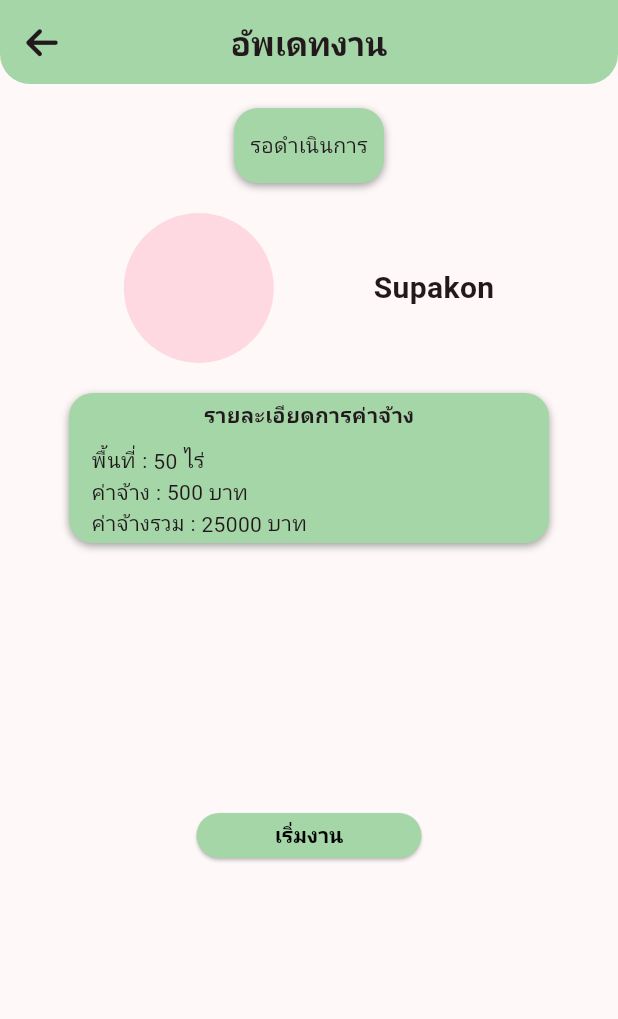
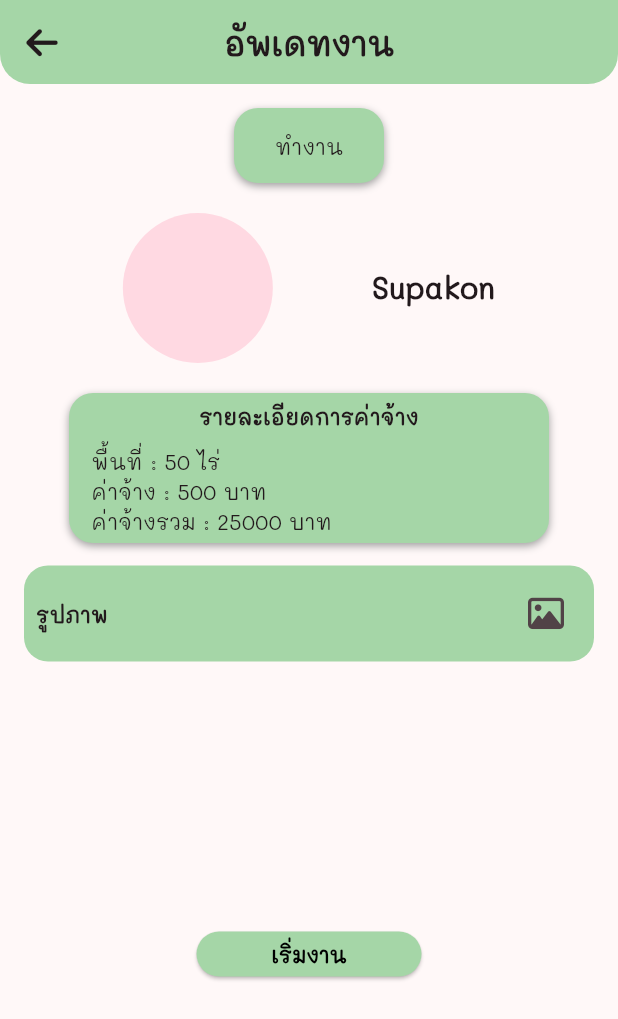
Before and after one commit to supakorn5/Tractor4u_frontend, a Flutter app: the Status_working screen opened directly, after a tap on an icon or button, on a phone screen of 412 x 824 dp. Shown: the top 1019 px of the screen. Run offline on Flutter 3.47's test engine with Material 3 defaults, Android fonts, the phone set to English and light mode, and no system bars; our stand-ins replace font_awesome_flutter, image_picker.

Commit message:
status_update_working

```diff
--- /dev/null
+++ b/tracktor4u/lib/Page/Owner/status/Status_update_working.dart
@@ -0,0 +1,294 @@
+import 'dart:io';
+
+import 'package:flutter/material.dart';
+import 'package:image_picker/image_picker.dart';
+import 'package:font_awesome_flutter/font_awesome_flutter.dart';
+import 'package:myproject/Page/Owner/status/Status_working.dart';
+
+class StatusUpdateWorking extends StatefulWidget {
+  late String name;
+  StatusUpdateWorking({Key? key, required this.name}) : super(key: key);
+
+  @override
+  State<StatusUpdateWorking> createState() => _StatusUpdateWorkingState();
+}
+
+class _StatusUpdateWorkingState extends State<StatusUpdateWorking> {
+  final ImagePicker _picker = ImagePicker();
+  List<XFile> imgList = [];
+
+  void selectImage() async {
+    final List<XFile>? selectedImages = await _picker.pickMultiImage();
+    if (selectedImages!.isNotEmpty) {
+      imgList.addAll(selectedImages);
+    }
+
+    setState(() {});
+  }
+
+  @override
+  Widget build(BuildContext context) {
+    return Scaffold(
+      appBar: AppBar(
+        leading: IconButton(
+          onPressed: () {
+            Navigator.of(context).pushReplacement(MaterialPageRoute(
+              builder: (context) => const Status_working(),
+            ));
+          },
+          icon: const Icon(
+              FontAwesomeIcons.arrowLeft), // Replace with your desired icon
+        ),
+        title: const Text(
+          "อัพเดทงาน",
+          style: TextStyle(fontFamily: "Mali", fontWeight: FontWeight.bold),
+        ),
+        centerTitle: true,
+        flexibleSpace: Container(
+          decoration: BoxDecoration(
+            borderRadius: const BorderRadius.only(
+              bottomLeft: Radius.circular(20),
+              bottomRight: Radius.circular(20),
+            ),
+            color: Colors.green.shade200, // Adjust the color as needed
+          ),
+        ),
+      ),
+      body: SingleChildScrollView(
+        child: SafeArea(
+          child: Center(
+            child: Padding(
+              padding: const EdgeInsets.all(16.0),
+              child: Column(
+                mainAxisAlignment: MainAxisAlignment.start,
+                children: [
+                  Row(
+                    mainAxisAlignment: MainAxisAlignment.center,
+                    children: [
+                      Container(
+                        width: 100,
+                        height: 50,
+                        decoration: BoxDecoration(
+                          borderRadius: BorderRadius.circular(16),
+                          boxShadow: const [
+                            BoxShadow(
+                              color: Colors.grey,
+                              offset: Offset(0, 2),
+                              blurRadius: 4,
+                            )
+                          ],
+                          color: Colors.green.shade200,
+                        ),
+                        child: const Flexible(
+                            child: Column(
+                          mainAxisAlignment: MainAxisAlignment.center,
+                          children: [
+                            Text(
+                              "ทำงาน",
+                              style: TextStyle(fontFamily: "Mali"),
+                            ),
+                          ],
+                        )),
+                      )
+                    ],
+                  ),
+                  const SizedBox(
+                    height: 20,
+                  ),
+                  Row(
+                    mainAxisAlignment: MainAxisAlignment.spaceEvenly,
+                    children: [
+                      const CircleAvatar(
+                        radius: 50,
+                      ),
+                      Text(
+                        widget.name,
+                        style: const TextStyle(
+                            fontFamily: "Mali",
+                            fontWeight: FontWeight.bold,
+                            fontSize: 20),
+                      )
+                    ],
+                  ),
+                  const SizedBox(
+                    height: 20,
+                  ),
+                  Row(
+                    mainAxisAlignment: MainAxisAlignment.center,
+                    children: [
+                      Container(
+                        width: 320,
+                        height: 100,
+                        decoration: BoxDecoration(
+                          color: Colors.green.shade200,
+                          borderRadius: BorderRadius.circular(16),
+                          boxShadow: const [
+                            BoxShadow(
+                              color: Colors.grey,
+                              offset: Offset(0, 2),
+                              blurRadius: 4,
+                            ),
+                          ],
+                        ),
+                        child: const Center(
+                          child: Column(
+                            children: [
+                              SizedBox(
+                                height: 5,
+                              ),
+                              Text(
+                                "รายละเอียดการค่าจ้าง",
+                                style: TextStyle(
+                                  fontFamily: "Mali",
+                                  fontWeight: FontWeight.bold,
+                                ),
+                              ),
+                              SizedBox(
+                                height: 10,
+                              ),
+                              Row(
+                                mainAxisAlignment: MainAxisAlignment.start,
+                                children: [
+                                  SizedBox(
+                                    width: 15,
+                                  ),
+                                  Text(
+                                    "พื้นที่ : ",
+                                    style: TextStyle(fontFamily: "Mali"),
+                                  ),
+                                  Text(
+                                    "50",
+                                    style: TextStyle(fontFamily: "Mali"),
+                                  ),
+                                  Text(" ไร่",
+                                      style: TextStyle(fontFamily: "Mali")),
+                                ],
+                              ),
+                              Row(
+                                mainAxisAlignment: MainAxisAlignment.start,
+                                children: [
+                                  SizedBox(
+                                    width: 15,
+                                  ),
+                                  Text(
+                                    "ค่าจ้าง : ",
+                                    style: TextStyle(fontFamily: "Mali"),
+                                  ),
+                                  Text(
+                                    "500",
+                                    style: TextStyle(fontFamily: "Mali"),
+                                  ),
+                                  Text(" บาท",
+                                      style: TextStyle(fontFamily: "Mali")),
+                                ],
+                              ),
+                              Row(
+                                mainAxisAlignment: MainAxisAlignment.start,
+                                children: [
+                                  SizedBox(
+                                    width: 15,
+                                  ),
+                                  Text(
+                                    "ค่าจ้างรวม : ",
+                                    style: TextStyle(fontFamily: "Mali"),
+                                  ),
+                                  Flexible(
+                                    child: Text(
+                                      "25000",
+                                      style: TextStyle(fontFamily: "Mali"),
+                                    ),
+                                  ),
+                                  Text(" บาท",
+                                      style: TextStyle(fontFamily: "Mali")),
+                                ],
+                              ),
+                            ],
+                          ),
+                        ),
+                      ),
+                    ],
+                  ),
+                  const SizedBox(
+                    height: 15,
+                  ),
+                  Container(
+                    decoration: BoxDecoration(
+                      color: Colors.green.shade200,
+                      borderRadius: BorderRadius.circular(16),
+                    ),
+                    child: SafeArea(
+                      child: Column(
+                        children: [
+                          Padding(
+                            padding: const EdgeInsets.all(8.0),
+                            child: Row(
+                              mainAxisAlignment: MainAxisAlignment.spaceBetween,
+                              children: [
+                                const Text(
+                                  "รูปภาพ",
+                                  style: TextStyle(
+                                      fontFamily: "Mali",
+                                      fontWeight: FontWeight.bold),
+                                ),
+                                IconButton(
+                                    onPressed: () {
+                                      selectImage();
+                                    },
+                                    icon: const FaIcon(FontAwesomeIcons.image))
+                              ],
+                            ),
+                          ),
+                          // Expanded(
+                          //   child: ListView.builder(
+                          //     itemCount: imgList.length,
+                          //     itemBuilder: (context, index) {
+                          //       return Image.file(
+                          //         File(imgList[index].path),
+                          //         fit: BoxFit.cover,
+                          //       );
+                          //     },
+                          //   ),
+                          // ),
+                        ],
+                      ),
+                    ),
+                  ),
+                  const SizedBox(
+                    height: 180,
+                  ),
+                  Column(
+                    children: [
+                      Container(
+                        width: 150,
+                        height: 30,
+                        child: ElevatedButton(
+                          style: ElevatedButton.styleFrom(
+                            backgroundColor: Colors.green.shade200,
+                          ),
+                          onPressed: () {},
+                          child: const Row(
+                            mainAxisAlignment: MainAxisAlignment.center,
+                            children: [
+                              Text(
+                                "เริ่มงาน",
+                                style: TextStyle(
+                                    fontFamily: "Mali",
+                                    color: Colors.black,
+                                    fontWeight: FontWeight.bold),
+                              ),
+                            ],
+                          ),
+                        ),
+                      )
+                    ],
+                  ),
+                ],
+              ),
+            ),
+          ),
+        ),
+      ),
+    );
+    ;
+  }
+}
--- a/tracktor4u/lib/Widget/Card_customer_status.dart
+++ b/tracktor4u/lib/Widget/Card_customer_status.dart
@@ -1,6 +1,7 @@
 import 'package:flutter/material.dart';
 import 'package:font_awesome_flutter/font_awesome_flutter.dart';
 import 'package:myproject/Page/Owner/status/Status_update_wait.dart';
+import 'package:myproject/Page/Owner/status/Status_update_working.dart';
 
 class CardCustomerStatus extends StatelessWidget {
   final String name;
@@ -64,7 +65,8 @@ class CardCustomerStatus extends StatelessWidget {
                           Navigator.of(context)
                               .pushReplacement(MaterialPageRoute(
                             builder: (context) =>
-                                Status_update_wait(name: name),
+                                // Status_update_wait(name: name)
+                                StatusUpdateWorking(name: name),
                           ));
                         },
                       ),
```
Also changed, not shown: tracktor4u/pubspec.yaml (+4 -3 lines), tracktor4u/pubspec.lock, 5 other files.
